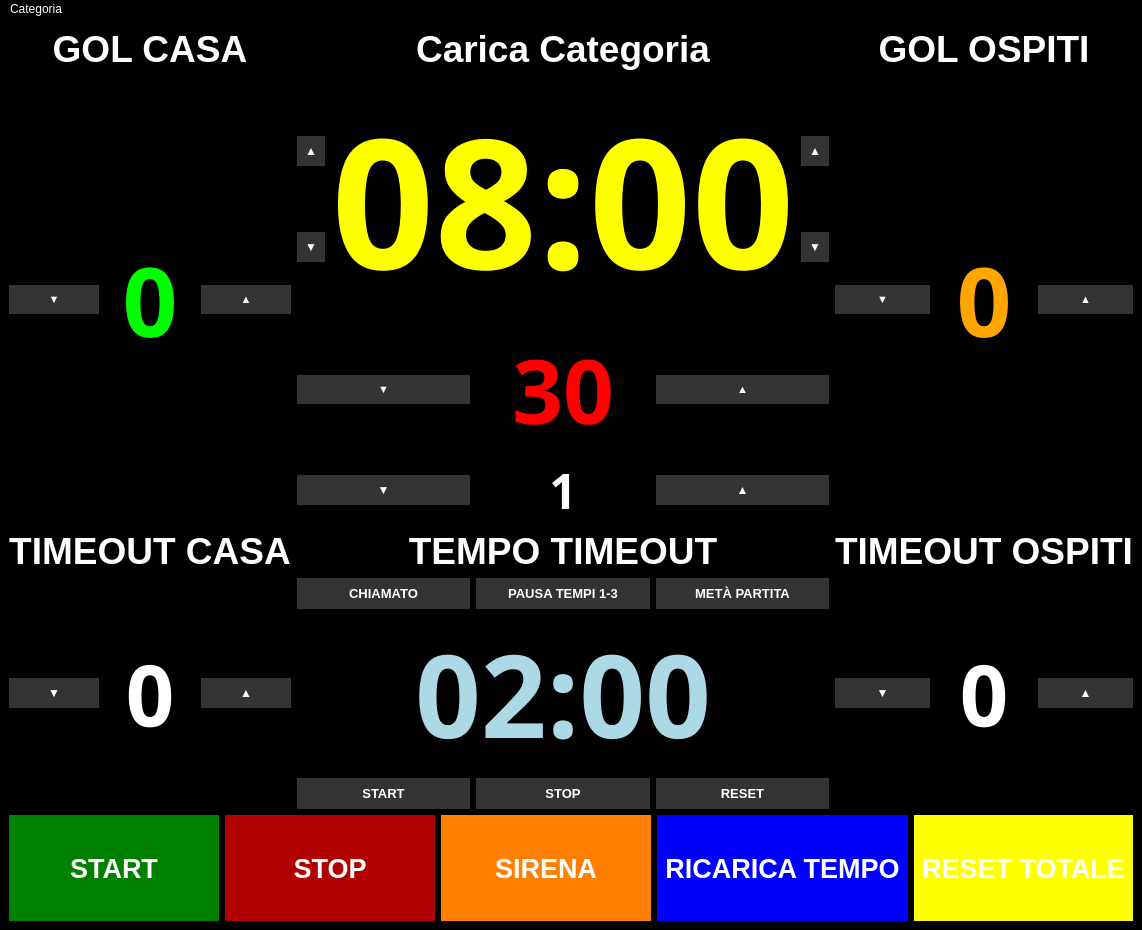
Qt form rasp5/gui/tabellone.ui (pythonpenguin/segnapunti_pallanuoto) before a commit.
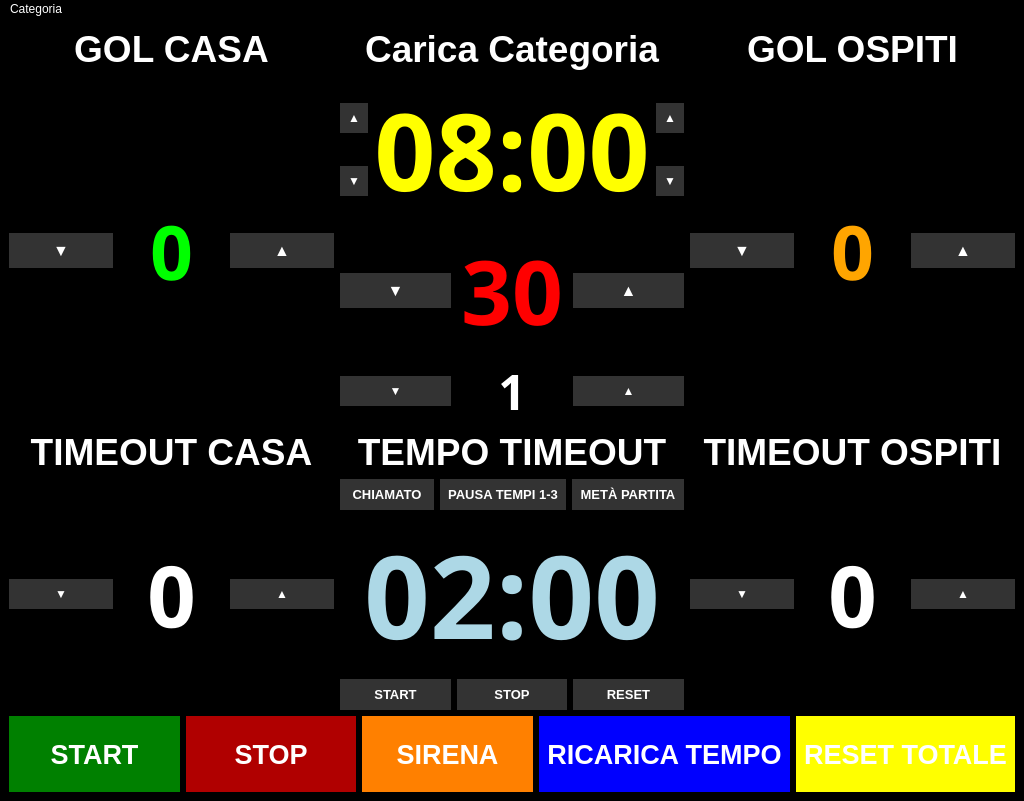
The same form after that commit.

Commit message: https://github.com/pythonpenguin/segnapunti_pallanuoto/issues/15#issue-3528977474

```diff
--- a/rasp5/gui/tabellone.ui
+++ b/rasp5/gui/tabellone.ui
@@ -28,21 +28,21 @@
                 QPushButton:pressed {
                 background-color: #111111;
                 }
-                #buttonStart { background-color: #008000; min-height: 90px; font-size: 20pt; font-weight: bold;}
-                #buttonStart:pressed { background-color: #004d00; min-height: 90px; font-size: 20pt; font-weight: bold;}
-                #buttonStop { background-color: #B00000; min-height: 90px; font-size: 20pt; font-weight: bold; }
-                #buttonStop:pressed { background-color: #800000; min-height: 90px; font-size: 20pt; font-weight: bold; }
-                #buttonSirena { background-color: #FF8000; min-height: 90px; font-size: 20pt; font-weight: bold; }
-                #buttonSirena:pressed { background-color: #CC6600; min-height: 90px; font-size: 20pt; font-weight: bold; }
-                #buttonTimeReload { background-color: blue;  min-height: 90px; font-size: 20pt; font-weight: bold; }
-                #buttonReset { background-color: yellow; min-height: 90px; font-size: 20pt; font-weight: bold; }
-                #buttonReset:pressed { background-color: yellow;  min-height: 90px; font-size: 20pt; font-weight: bold; }
+                #buttonStart { background-color: #008000; min-height: 60px; font-size: 20pt; font-weight: bold;}
+                #buttonStart:pressed { background-color: #004d00; min-height: 60px; font-size: 20pt; font-weight: bold;}
+                #buttonStop { background-color: #B00000; min-height: 60px; font-size: 20pt; font-weight: bold; }
+                #buttonStop:pressed { background-color: #800000; min-height: 60px; font-size: 20pt; font-weight: bold; }
+                #buttonSirena { background-color: #FF8000; min-height: 60px; font-size: 20pt; font-weight: bold; }
+                #buttonSirena:pressed { background-color: #CC6600; min-height: 60px; font-size: 20pt; font-weight: bold; }
+                #buttonTimeReload { background-color: blue;  min-height: 60px; font-size: 20pt; font-weight: bold; }
+                #buttonReset { background-color: yellow; min-height: 60px; font-size: 20pt; font-weight: bold; }
+                #buttonReset:pressed { background-color: yellow;  min-height: 60px; font-size: 20pt; font-weight: bold; }
                 QPushButton[text="▲"], QPushButton[text="▼"] {
-                min-width: 30px;
-                max-width: 40px;
-                min-height: 30px;
-                max-height: 40px;
-                font-size: 10pt;
+                min-width: 20px;
+                max-width: 30px;
+                min-height: 20px;
+                max-height: 30px;
+                font-size: 5pt;
                 padding: 0px;
                 }
 
@@ -104,7 +104,7 @@
                             <widget class="QPushButton" name="buttonHomeMinus">
                                 <property name="font">
                                     <font>
-                                        <pointsize>8</pointsize>
+                                        <pointsize>12</pointsize>
                                     </font>
                                 </property>
                                 <property name="text">
@@ -123,7 +123,7 @@
                                 <property name="font">
                                     <font>
                                         <family>DS-Digital</family>
-                                        <pointsize>72</pointsize>
+                                        <pointsize>56</pointsize>
                                         <bold>true</bold>
                                     </font>
                                 </property>
@@ -142,7 +142,7 @@
                             <widget class="QPushButton" name="buttonHomePlus">
                                 <property name="font">
                                     <font>
-                                        <pointsize>8</pointsize>
+                                        <pointsize>12</pointsize>
                                     </font>
                                 </property>
                                 <property name="text">
@@ -179,7 +179,7 @@
                                         <property name="font">
                                             <font>
                                                 <family>DS-Digital</family>
-                                                <pointsize>135</pointsize>
+                                                <pointsize>80</pointsize>
                                                 <bold>true</bold>
                                             </font>
                                         </property>
@@ -220,7 +220,7 @@
                                     <widget class="QPushButton" name="buttonPossessoMinus">
                                         <property name="font">
                                             <font>
-                                                <pointsize>8</pointsize>
+                                                <pointsize>12</pointsize>
                                             </font>
                                         </property>
                                         <property name="text">
@@ -252,7 +252,7 @@
                                     <widget class="QPushButton" name="buttonPossessoPlus">
                                         <property name="font">
                                             <font>
-                                                <pointsize>8</pointsize>
+                                                <pointsize>12</pointsize>
                                             </font>
                                         </property>
                                         <property name="text">
@@ -308,7 +308,7 @@
                             <widget class="QPushButton" name="buttonGuestMinus">
                                 <property name="font">
                                     <font>
-                                        <pointsize>8</pointsize>
+                                        <pointsize>12</pointsize>
                                         <bold>false</bold>
                                     </font>
                                 </property>
@@ -328,7 +328,7 @@
                                 <property name="font">
                                     <font>
                                         <family>DS-Digital</family>
-                                        <pointsize>72</pointsize>
+                                        <pointsize>56</pointsize>
                                         <italic>false</italic>
                                         <bold>true</bold>
                                         <underline>false</underline>
@@ -350,7 +350,7 @@
                             <widget class="QPushButton" name="buttonGuestPlus">
                                 <property name="font">
                                     <font>
-                                        <pointsize>8</pointsize>
+                                        <pointsize>12</pointsize>
                                     </font>
                                 </property>
                                 <property name="text">
```
The commit also changes 1 other file.
